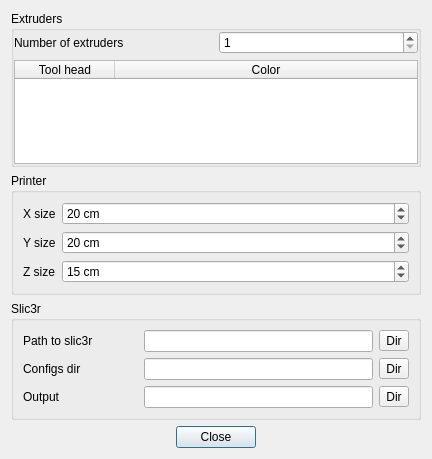
The window that optiondialog.ui (lamvak/YARRH) describes before a commit, drawn with Qt 5.
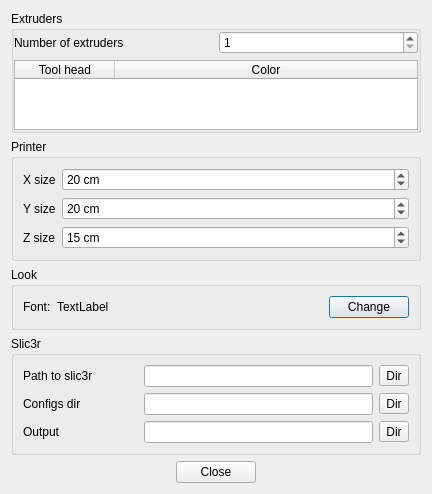
The same window after the commit. Icons and pictures are not drawn.

Commit message: added font setting

The edit to the form file:
```diff
--- a/optiondialog.ui
+++ b/optiondialog.ui
@@ -120,14 +120,14 @@
         </property>
        </widget>
       </item>
-      <item row="2" column="0">
+      <item row="3" column="0">
        <widget class="QLabel" name="label_3">
         <property name="text">
          <string>Z size</string>
         </property>
        </widget>
       </item>
-      <item row="2" column="1">
+      <item row="3" column="1">
        <widget class="QSpinBox" name="sizeZ">
         <property name="suffix">
          <string> cm</string>
@@ -140,6 +140,48 @@
      </layout>
     </widget>
    </item>
+   <item>
+    <widget class="QGroupBox" name="groupBox_4">
+     <property name="title">
+      <string>Look</string>
+     </property>
+     <layout class="QGridLayout" name="gridLayout_3">
+      <item row="0" column="0">
+       <widget class="QLabel" name="label_8">
+        <property name="sizePolicy">
+         <sizepolicy hsizetype="Minimum" vsizetype="Minimum">
+          <horstretch>0</horstretch>
+          <verstretch>0</verstretch>
+         </sizepolicy>
+        </property>
+        <property name="text">
+         <string>Font:</string>
+        </property>
+       </widget>
+      </item>
+      <item row="0" column="2">
+       <widget class="QPushButton" name="changeFontBtn">
+        <property name="text">
+         <string>Change</string>
+        </property>
+       </widget>
+      </item>
+      <item row="0" column="1">
+       <widget class="QLabel" name="currentFontLbl">
+        <property name="sizePolicy">
+         <sizepolicy hsizetype="Expanding" vsizetype="Expanding">
+          <horstretch>0</horstretch>
+          <verstretch>0</verstretch>
+         </sizepolicy>
+        </property>
+        <property name="text">
+         <string>TextLabel</string>
+        </property>
+       </widget>
+      </item>
+     </layout>
+    </widget>
+   </item>
    <item>
     <widget class="QGroupBox" name="groupBox_2">
      <property name="title">
```
The commit also changes 3 other files.
